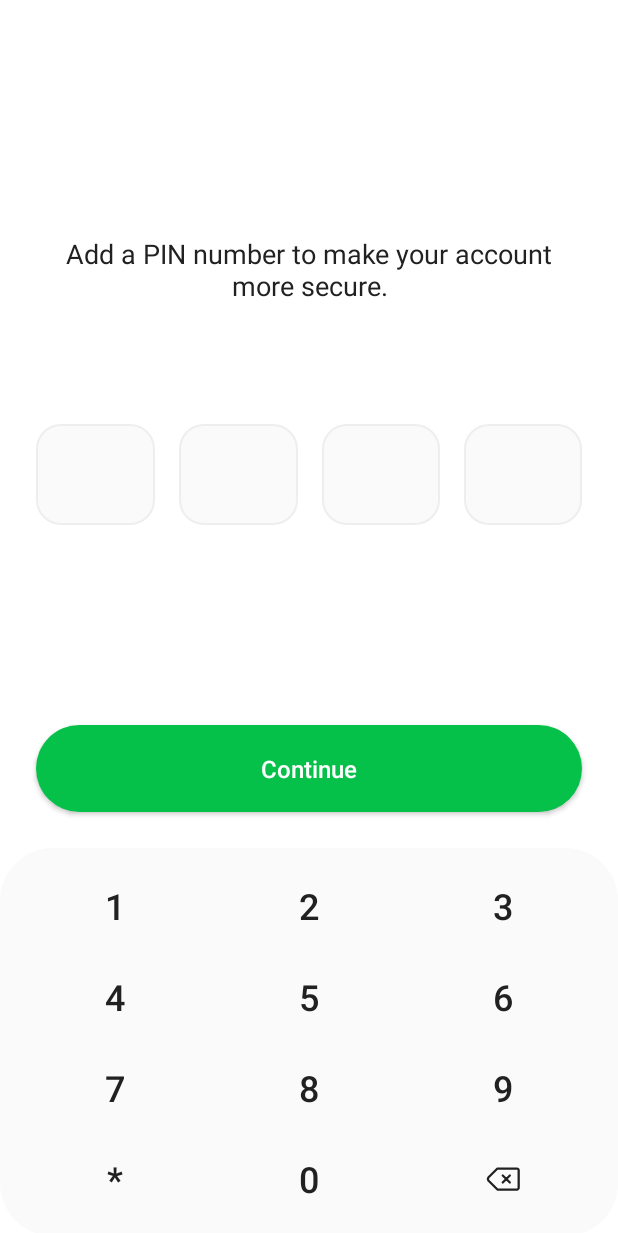
After one commit to lbtt2801/hearme, an Android app: the CreateNewPinFragment screen opened through its navigation route, on a phone screen of 412 x 824 dp. The commit adds this screen. Shown: the top 1233 px of the screen. Run offline under Robolectric (Android 15) with nearby library versions, the phone set to English and light mode, and no system bars; our stand-ins replace data binding, navigation-ui.

Commit message:
pin fragment

```diff
--- a/app/build.gradle.kts
+++ b/app/build.gradle.kts
@@ -58,4 +58,6 @@ dependencies {
     implementation("androidx.navigation:navigation-ui-ktx:2.3.5")
 
     implementation("com.hbb20:ccp:2.7.3")
+
+    implementation("io.github.chaosleung:pinview:1.4.4")
 }
--- a/app/src/main/java/com/lbtt2801/hearme/data/UserData.kt
+++ b/app/src/main/java/com/lbtt2801/hearme/data/UserData.kt
@@ -23,7 +23,8 @@ class UserData {
                         1234,
                         1023,
                         13,
-                        true //true is male, false is female
+                        gender = true, //true is male, false is female
+                        isFirstSignIn = false // true if user the first sign in
                     )
                 )
                 add(
@@ -39,7 +40,8 @@ class UserData {
                         4567,
                         1155,
                         11,
-                        true // true is male, false is female
+                        gender = true, // true is male, false is female,
+                        isFirstSignIn = false // true if user the first sign in
                     )
                 )
             }
--- a/app/src/main/java/com/lbtt2801/hearme/model/User.kt
+++ b/app/src/main/java/com/lbtt2801/hearme/model/User.kt
@@ -16,7 +16,8 @@ data class User(
     val pin: Int? = null,
     val numberOfFollowers: Int? = null,
     val numberOfFollowing: Int? = null,
-    val gender: Boolean? = null
+    val gender: Boolean? = null,
+    val isFirstSignIn: Boolean = true
 ) {
     val isDataValid: Boolean
         get() = (!TextUtils.isEmpty(email))
--- /dev/null
+++ b/app/src/main/java/com/lbtt2801/hearme/view/CreateNewPinFragment.kt
@@ -0,0 +1,150 @@
+package com.lbtt2801.hearme.view
+
+import android.content.ContentValues.TAG
+import android.os.Bundle
+import android.util.Log
+import android.view.LayoutInflater
+import android.view.View
+import android.view.ViewGroup
+import android.widget.Toast
+import androidx.databinding.DataBindingUtil
+import androidx.fragment.app.Fragment
+import com.lbtt2801.hearme.R
+import com.lbtt2801.hearme.databinding.FragmentCreateNewPinBinding
+
+class CreateNewPinFragment : Fragment() {
+    private lateinit var binding: FragmentCreateNewPinBinding
+
+    private var numbersList = ArrayList<String>()
+    private var passCode = ""
+    private lateinit var num1: String
+    private lateinit var num2: String
+    private lateinit var num3: String
+    private lateinit var num4: String
+
+    override fun onCreate(savedInstanceState: Bundle?) {
+        super.onCreate(savedInstanceState)
+    }
+
+    override fun onCreateView(
+        inflater: LayoutInflater, container: ViewGroup?,
+        savedInstanceState: Bundle?
+    ): View? {
+        binding =
+            DataBindingUtil.inflate(
+                inflater,
+                R.layout.fragment_create_new_pin,
+                container,
+                false
+            )
+        return binding.root
+    }
+
+    override fun onViewCreated(view: View, savedInstanceState: Bundle?) {
+        super.onViewCreated(view, savedInstanceState)
+
+        binding.edtNum1.isEnabled = false
+        binding.edtNum2.isEnabled = false
+        binding.edtNum3.isEnabled = false
+        binding.edtNum4.isEnabled = false
+
+        binding.btnNumber0.setOnClickListener() {
+            numbersList.add("0")
+            passNumber(numbersList)
+        }
+        binding.btnNumber1.setOnClickListener() {
+            numbersList.add("1")
+            passNumber(numbersList)
+        }
+        binding.btnNumber2.setOnClickListener() {
+            numbersList.add("2")
+            passNumber(numbersList)
+        }
+        binding.btnNumber3.setOnClickListener() {
+            numbersList.add("3")
+            passNumber(numbersList)
+        }
+        binding.btnNumber4.setOnClickListener() {
+            numbersList.add("4")
+            passNumber(numbersList)
+        }
+        binding.btnNumber5.setOnClickListener() {
+            numbersList.add("5")
+            passNumber(numbersList)
+        }
+        binding.btnNumber6.setOnClickListener() {
+            numbersList.add("6")
+            passNumber(numbersList)
+        }
+        binding.btnNumber7.setOnClickListener() {
+            numbersList.add("7")
+            passNumber(numbersList)
+        }
+        binding.btnNumber8.setOnClickListener() {
+            numbersList.add("8")
+            passNumber(numbersList)
+        }
+        binding.btnNumber9.setOnClickListener() {
+            numbersList.add("9")
+            passNumber(numbersList)
+        }
+        binding.btnNumberClear.setOnClickListener() {
+            if (binding.edtNum4.text.isNotEmpty()) {
+                numbersList.removeAt(3)
+                binding.edtNum4.text.clear()
+                binding.edtNum4.isPressed = false
+            } else if (binding.edtNum3.text.isNotEmpty()) {
+                numbersList.removeAt(2)
+                binding.edtNum3.text.clear()
+                binding.edtNum3.isPressed = false
+            } else if (binding.edtNum2.text.isNotEmpty()) {
+                numbersList.removeAt(1)
+                binding.edtNum2.text.clear()
+                binding.edtNum2.isPressed = false
+            } else if (binding.edtNum1.text.isNotEmpty()) {
+                numbersList.removeAt(0)
+                binding.edtNum1.text.clear()
+                binding.edtNum1.isPressed = false
+            }
+            passNumber(numbersList)
+        }
+        binding.btnContinue.setOnClickListener() {
+            if (passCode.length < 4) {
+                Toast.makeText(requireContext(), "Invalid PIN!", Toast.LENGTH_SHORT).show()
+            } else {
+                Toast.makeText(requireContext(), "Valid PIN ($passCode)", Toast.LENGTH_SHORT).show()
+            }
+        }
+    }
+
+    private fun passNumber(numbersList: ArrayList<String>) {
+        if (numbersList.size != 0) {
+            when (numbersList.size) {
+                1 -> {
+                    binding.edtNum1.isPressed = true
+                    num1 = numbersList[0]
+                    binding.edtNum1.setText(num1)
+                }
+                2 -> {
+                    binding.edtNum1.isPressed = false
+                    binding.edtNum2.isPressed = true
+                    num2 = numbersList[1]
+                    binding.edtNum2.setText(num1)
+                }
+                3 -> {
+                    binding.edtNum2.isPressed = false
+                    binding.edtNum3.isPressed = true
+                    num3 = numbersList[2]
+                    binding.edtNum3.setText(num1)
+                }
+                4 -> {
+                    binding.edtNum3.isPressed = false
+                    binding.edtNum4.isPressed = true
+                    num4 = numbersList[3]
+                    binding.edtNum4.setText(num1)
+                    passCode = num1 + num2 + num3 + num4
+                }
+            }
+        }
+    }
+}
--- a/app/src/main/java/com/lbtt2801/hearme/view/FillYourProfileFragment.kt
+++ b/app/src/main/java/com/lbtt2801/hearme/view/FillYourProfileFragment.kt
@@ -14,6 +14,7 @@ import android.widget.EditText
 import android.widget.Toast
 import androidx.databinding.DataBindingUtil
 import androidx.fragment.app.Fragment
+import androidx.navigation.fragment.findNavController
 import com.lbtt2801.hearme.MainActivity
 import com.lbtt2801.hearme.R
 import com.lbtt2801.hearme.databinding.FragmentFillYourProfileBinding
@@ -49,19 +50,13 @@ class FillYourProfileFragment : Fragment() {
         binding.ccp.setPhoneNumberValidityChangeListener {
             isValidPhone = it
         }
-        binding.edtEmail.addTextChangedListener(object : TextWatcher {
-            override fun beforeTextChanged(p0: CharSequence?, p1: Int, p2: Int, p3: Int) {
-            }
-
-            override fun onTextChanged(p0: CharSequence?, p1: Int, p2: Int, p3: Int) {
-            }
-
-            override fun afterTextChanged(p0: Editable?) {
-                isValidEmail = isValidEmail(p0)
-            }
-        })
 
         binding.edtDob.setOnClickListener() { calendarDialog(it) }
+
+        binding.btnContinue.setOnClickListener() {
+            isValidEmail = isValidEmail(binding.edtEmail.text)
+            findNavController().navigate(R.id.action_fillYourProfileFragment_to_createNewPinFragment)
+        }
     }
 
     override fun onResume() {
--- a/app/src/main/res/drawable/bg_edit_text_profile.xml
+++ b/app/src/main/res/drawable/bg_edit_text_profile.xml
@@ -1,6 +1,17 @@
 <?xml version="1.0" encoding="utf-8"?>
-<shape xmlns:android="http://schemas.android.com/apk/res/android"
-    android:shape="rectangle">
-    <solid android:color="@color/color_bg_edit_text" />
-    <corners android:radius="16dp" />
-</shape>
+<selector xmlns:android="http://schemas.android.com/apk/res/android">
+    <item android:state_pressed="true">
+        <shape android:shape="rectangle">
+            <solid android:color="@color/transparent_8percent" />
+            <stroke android:width="1dp" android:color="@color/color_bg_button_continue" />
+            <corners android:radius="16dp" />
+        </shape>
+    </item>
+    <item>
+        <shape android:shape="rectangle">
+            <solid android:color="@color/color_bg_edit_text" />
+            <stroke android:width="1dp" android:color="@color/border_edt_pin" />
+            <corners android:radius="16dp" />
+        </shape>
+    </item>
+</selector>
--- /dev/null
+++ b/app/src/main/res/drawable/bg_number_keyboard.xml
@@ -0,0 +1,6 @@
+<?xml version="1.0" encoding="utf-8"?>
+<shape xmlns:android="http://schemas.android.com/apk/res/android"
+    android:shape="rectangle">
+    <solid android:color="@color/color_bg_edit_text" />
+    <corners android:radius="35dp" />
+</shape>
--- /dev/null
+++ b/app/src/main/res/drawable/ic_clear.xml
@@ -0,0 +1,24 @@
+<vector xmlns:android="http://schemas.android.com/apk/res/android"
+    android:width="29dp"
+    android:height="28dp"
+    android:viewportWidth="29"
+    android:viewportHeight="28">
+  <group>
+    <clip-path
+        android:pathData="M0.334,0h28v28h-28z"/>
+    <path
+        android:pathData="M23.667,7C23.976,7 24.273,7.123 24.492,7.342C24.711,7.561 24.834,7.857 24.834,8.167V19.833C24.834,20.143 24.711,20.44 24.492,20.658C24.273,20.877 23.976,21 23.667,21H10.834L5,15.167C4.713,14.846 4.555,14.431 4.555,14C4.555,13.569 4.713,13.154 5,12.833L10.834,7H23.667Z"
+        android:strokeLineJoin="round"
+        android:strokeWidth="1.5"
+        android:fillColor="#00000000"
+        android:strokeColor="#2C3E50"
+        android:strokeLineCap="round"/>
+    <path
+        android:pathData="M19.001,11.667L14.334,16.333M14.334,11.667L19.001,16.333L14.334,11.667Z"
+        android:strokeLineJoin="round"
+        android:strokeWidth="1.5"
+        android:fillColor="#00000000"
+        android:strokeColor="#2C3E50"
+        android:strokeLineCap="round"/>
+  </group>
+</vector>
--- /dev/null
+++ b/app/src/main/res/layout/fragment_create_new_pin.xml
@@ -0,0 +1,279 @@
+<?xml version="1.0" encoding="utf-8"?>
+<layout xmlns:android="http://schemas.android.com/apk/res/android"
+    xmlns:app="http://schemas.android.com/apk/res-auto"
+    xmlns:tools="http://schemas.android.com/tools">
+
+    <data>
+
+    </data>
+
+    <LinearLayout
+        android:layout_width="match_parent"
+        android:layout_height="match_parent"
+        android:orientation="vertical"
+        tools:context=".view.CreateNewPinFragment">
+
+        <!-- TODO: Update blank fragment layout -->
+        <LinearLayout
+            android:layout_width="match_parent"
+            android:layout_height="match_parent"
+            android:layout_weight="1"
+            android:gravity="center"
+            android:orientation="vertical"
+            android:paddingLeft="24dp"
+            android:paddingTop="24dp"
+            android:paddingRight="24dp">
+
+            <TextView
+                android:layout_width="match_parent"
+                android:layout_height="wrap_content"
+                android:layout_marginBottom="80dp"
+                android:gravity="center"
+                android:text="Add a PIN number to make your account more secure."
+                android:textColor="@color/txt"
+                android:textSize="18sp" />
+
+            <LinearLayout
+                android:layout_width="match_parent"
+                android:layout_height="wrap_content"
+                android:gravity="center"
+                android:orientation="horizontal">
+
+                <EditText
+                    android:id="@+id/edt_num_1"
+                    android:layout_width="83dp"
+                    android:layout_height="wrap_content"
+                    android:layout_marginRight="8dp"
+                    android:layout_weight="1"
+                    android:background="@drawable/bg_edit_text_profile"
+                    android:focusable="true"
+                    android:gravity="center"
+                    android:inputType="numberPassword"
+                    android:maxLength="1"
+                    android:textColor="@color/txt"
+                    android:textSize="50sp" />
+
+                <EditText
+                    android:id="@+id/edt_num_2"
+                    android:layout_width="83dp"
+                    android:layout_height="wrap_content"
+                    android:layout_marginLeft="8dp"
+                    android:layout_marginRight="8dp"
+                    android:layout_weight="1"
+                    android:background="@drawable/bg_edit_text_profile"
+                    android:focusable="false"
+                    android:gravity="center"
+                    android:inputType="numberPassword"
+                    android:maxLength="1"
+                    android:textColor="@color/txt"
+                    android:textSize="50sp" />
+
+                <EditText
+                    android:id="@+id/edt_num_3"
+                    android:layout_width="83dp"
+                    android:layout_height="wrap_content"
+                    android:layout_marginLeft="8dp"
+                    android:layout_marginRight="8dp"
+                    android:layout_weight="1"
+                    android:background="@drawable/bg_edit_text_profile"
+                    android:focusable="false"
+                    android:gravity="center"
+                    android:inputType="numberPassword"
+                    android:maxLength="1"
+                    android:textColor="@color/txt"
+                    android:textSize="50sp" />
+
+                <EditText
+                    android:id="@+id/edt_num_4"
+                    android:layout_width="83dp"
+                    android:layout_height="wrap_content"
+                    android:layout_marginLeft="8dp"
+                    android:layout_weight="1"
+                    android:background="@drawable/bg_edit_text_profile"
+                    android:focusable="false"
+                    android:gravity="center"
+                    android:inputType="numberPassword"
+                    android:maxLength="1"
+                    android:textColor="@color/txt"
+                    android:textSize="50sp" />
+            </LinearLayout>
+        </LinearLayout>
+
+        <androidx.appcompat.widget.AppCompatButton
+            android:id="@+id/btn_continue"
+            style="@style/TextAppearance.AppCompat.Widget.Button.Borderless.Colored"
+            android:layout_width="match_parent"
+            android:layout_height="wrap_content"
+            android:layout_marginLeft="24dp"
+            android:layout_marginRight="24dp"
+            android:layout_marginBottom="24dp"
+            android:background="@drawable/bg_button_continue"
+            android:paddingLeft="16dp"
+            android:paddingTop="18dp"
+            android:paddingRight="16dp"
+            android:paddingBottom="18dp"
+            android:text="Continue"
+            android:textAllCaps="false"
+            android:textColor="@color/color_txt_button_continue"
+            android:textSize="16sp" />
+
+        <LinearLayout
+            android:layout_width="match_parent"
+            android:layout_height="wrap_content"
+            android:background="@drawable/bg_number_keyboard"
+            android:elevation="0dp"
+            android:orientation="vertical"
+            android:padding="12dp">
+
+            <LinearLayout
+                android:layout_width="match_parent"
+                android:layout_height="wrap_content"
+                android:layout_marginBottom="8dp"
+                android:orientation="horizontal"
+                android:weightSum="3">
+
+                <Button
+                    android:id="@+id/btn_number_1"
+                    android:layout_width="0dp"
+                    android:layout_height="match_parent"
+                    android:layout_weight="1"
+                    android:background="@color/transparent"
+                    android:text="1"
+                    android:textColor="@color/txt"
+                    android:textSize="24sp" />
+
+                <Button
+                    android:id="@+id/btn_number_2"
+                    android:layout_width="0dp"
+                    android:layout_height="match_parent"
+                    android:layout_weight="1"
+                    android:background="@color/transparent"
+                    android:text="2"
+                    android:textColor="@color/txt"
+                    android:textSize="24sp" />
+
+                <Button
+                    android:id="@+id/btn_number_3"
+                    android:layout_width="0dp"
+                    android:layout_height="match_parent"
+                    android:layout_weight="1"
+                    android:background="@color/transparent"
+                    android:text="3"
+                    android:textColor="@color/txt"
+                    android:textSize="24sp" />
+            </LinearLayout>
+
+            <LinearLayout
+                android:layout_width="match_parent"
+                android:layout_height="wrap_content"
+                android:layout_marginBottom="8dp"
+                android:orientation="horizontal"
+                android:weightSum="3">
+
+                <Button
+                    android:id="@+id/btn_number_4"
+                    android:layout_width="0dp"
+                    android:layout_height="match_parent"
+                    android:layout_weight="1"
+                    android:background="@color/transparent"
+                    android:text="4"
+                    android:textColor="@color/txt"
+                    android:textSize="24sp" />
+
+                <Button
+                    android:id="@+id/btn_number_5"
+                    android:layout_width="0dp"
+                    android:layout_height="match_parent"
+                    android:layout_weight="1"
+                    android:background="@color/transparent"
+                    android:text="5"
+                    android:textColor="@color/txt"
+                    android:textSize="24sp" />
+
+                <Button
+                    android:id="@+id/btn_number_6"
+                    android:layout_width="0dp"
+                    android:layout_height="match_parent"
+                    android:layout_weight="1"
+                    android:background="@color/transparent"
+                    android:text="6"
+                    android:textColor="@color/txt"
+                    android:textSize="24sp" />
+            </LinearLayout>
+
+            <LinearLayout
+                android:layout_width="match_parent"
+                android:layout_height="wrap_content"
+                android:layout_marginBottom="8dp"
+                android:orientation="horizontal"
+                android:weightSum="3">
+
+                <Button
+                    android:id="@+id/btn_number_7"
+                    android:layout_width="0dp"
+                    android:layout_height="match_parent"
+                    android:layout_weight="1"
+                    android:background="@color/transparent"
+                    android:text="7"
+                    android:textColor="@color/txt"
+                    android:textSize="24sp" />
+
+                <Button
+                    android:id="@+id/btn_number_8"
+                    android:layout_width="0dp"
+                    android:layout_height="match_parent"
+                    android:layout_weight="1"
+                    android:background="@color/transparent"
+                    android:text="8"
+                    android:textColor="@color/txt"
+                    android:textSize="24sp" />
+
+                <Button
+                    android:id="@+id/btn_number_9"
+                    android:layout_width="0dp"
+                    android:layout_height="match_parent"
+                    android:layout_weight="1"
+                    android:background="@color/transparent"
+                    android:text="9"
+                    android:textColor="@color/txt"
+                    android:textSize="24sp" />
+            </LinearLayout>
+
+            <LinearLayout
+                android:layout_width="match_parent"
+                android:layout_height="wrap_content"
+                android:orientation="horizontal"
+                android:weightSum="3">
+
+                <Button
+                    android:id="@+id/btn_number_star"
+                    android:layout_width="0dp"
+                    android:layout_height="match_parent"
+                    android:layout_weight="1"
+                    android:background="@color/transparent"
+                    android:text="*"
+                    android:textColor="@color/txt"
+                    android:textSize="24sp" />
+
+                <Button
+                    android:id="@+id/btn_number_0"
+                    android:layout_width="0dp"
+                    android:layout_height="match_parent"
+                    android:layout_weight="1"
+                    android:background="@color/transparent"
+                    android:text="0"
+                    android:textColor="@color/txt"
+                    android:textSize="24sp" />
+
+                <ImageButton
+                    android:id="@+id/btn_number_clear"
+                    android:layout_width="0dp"
+                    android:layout_height="match_parent"
+                    android:layout_weight="1"
+                    android:background="@color/transparent"
+                    android:src="@drawable/ic_clear"
+                    app:tint="@color/txt" />
+            </LinearLayout>
+        </LinearLayout>
+    </LinearLayout>
+</layout>
--- a/app/src/main/res/navigation/mobile_navigation.xml
+++ b/app/src/main/res/navigation/mobile_navigation.xml
@@ -86,5 +86,14 @@
         android:id="@+id/fillYourProfileFragment"
         android:name="com.lbtt2801.hearme.view.FillYourProfileFragment"
         android:label="FillYourProfileFragment"
-        tools:layout="@layout/fragment_fill_your_profile" />
+        tools:layout="@layout/fragment_fill_your_profile" >
+        <action
+            android:id="@+id/action_fillYourProfileFragment_to_createNewPinFragment"
+            app:destination="@id/createNewPinFragment" />
+    </fragment>
+    <fragment
+        android:id="@+id/createNewPinFragment"
+        android:name="com.lbtt2801.hearme.view.CreateNewPinFragment"
+        android:label="fragment_create_new_pin"
+        tools:layout="@layout/fragment_create_new_pin" />
 </navigation>
--- a/app/src/main/res/values/colors.xml
+++ b/app/src/main/res/values/colors.xml
@@ -21,5 +21,8 @@
     <color name="color_bg_button_continue">#06C149</color>
 
     <color name="transparent">#00000000</color>
+    <color name="transparent_8percent">#06C14914</color>
+
+    <color name="border_edt_pin">#EEEEEE</color>
 
 </resources>
```
